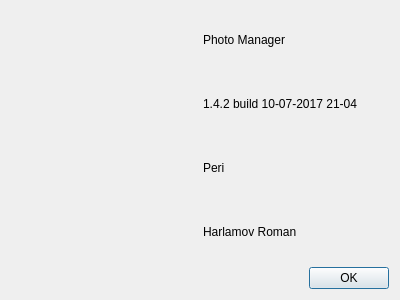
Qt form PhotoManager/aboutwindow.ui (pphprj/periphotoproject) before a commit.
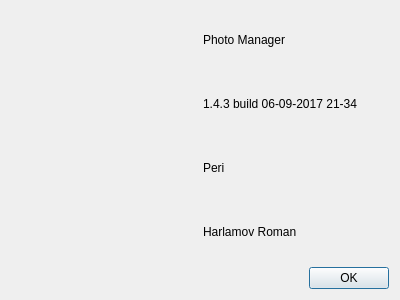
The same form after that commit.

```diff
--- a/PhotoManager/aboutwindow.ui
+++ b/PhotoManager/aboutwindow.ui
@@ -26,7 +26,7 @@
      <item row="1" column="1">
       <widget class="QLabel" name="labelVersion">
        <property name="text">
-        <string>1.4.2 build 10-07-2017 21-04</string>
+        <string>1.4.3 build 06-09-2017 21-34</string>
        </property>
       </widget>
      </item>
```
